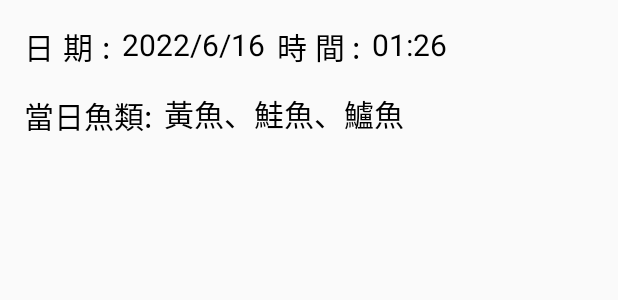
After one commit to NicoleLoYuTzu/fishop, an Android app: the layout fragment_fish_seller_item.xml on its own in the app's theme, with its tools: preview values and no code run, on a phone screen of 412 x 824 dp. The commit adds this screen. Shown: the top 300 px of the screen. Run offline under Robolectric (Android 15) with nearby library versions, the phone set to English and light mode, and no system bars.

```diff
--- /dev/null
+++ b/app/src/main/java/com/nicole/fishop/data/ChatRecord.kt
@@ -0,0 +1,4 @@
+package com.nicole.fishop.data
+
+class ChatRecord {
+}
--- /dev/null
+++ b/app/src/main/java/com/nicole/fishop/data/Users.kt
@@ -0,0 +1,4 @@
+package com.nicole.fishop.data
+
+class Users {
+}
--- /dev/null
+++ b/app/src/main/java/com/nicole/fishop/fish/FishBuyerAdapter.kt
@@ -0,0 +1,4 @@
+package com.nicole.fishop.fish
+
+class FishBuyerAdapter {
+}
--- /dev/null
+++ b/app/src/main/java/com/nicole/fishop/fish/FishBuyerViewModel.kt
@@ -0,0 +1,4 @@
+package com.nicole.fishop.fish
+
+class FishBuyerViewModel {
+}
--- /dev/null
+++ b/app/src/main/java/com/nicole/fishop/fish/FishSellerViewModel.kt
@@ -0,0 +1,4 @@
+package com.nicole.fishop.fish
+
+class FishSellerViewModel {
+}
--- /dev/null
+++ b/app/src/main/res/layout/fragment_fish_seller_item.xml
@@ -0,0 +1,86 @@
+<?xml version="1.0" encoding="utf-8"?>
+<layout xmlns:app="http://schemas.android.com/apk/res-auto"
+    xmlns:tools="http://schemas.android.com/tools"
+    xmlns:android="http://schemas.android.com/apk/res/android">
+
+    <data>
+        <variable
+            name="fishRecord"
+            type="com.nicole.fishop.data.FishRecord" />
+    </data>
+
+    <androidx.constraintlayout.widget.ConstraintLayout
+        android:layout_width="match_parent"
+        android:layout_height="wrap_content">
+
+        <TextView
+            android:id="@+id/textView_date"
+            style="@style/date"
+            android:layout_marginStart="8dp"
+            android:layout_marginTop="16dp"
+            android:text="2022/6/16"
+            app:layout_constraintStart_toEndOf="@+id/textView3"
+            app:layout_constraintTop_toTopOf="parent" />
+
+        <TextView
+            android:id="@+id/textView2"
+            style="@style/date"
+            android:layout_width="wrap_content"
+            android:layout_height="wrap_content"
+            android:layout_marginStart="8dp"
+            android:layout_marginTop="16dp"
+            android:letterSpacing="0.25"
+            android:text="時間:"
+            app:layout_constraintStart_toEndOf="@+id/textView_date"
+            app:layout_constraintTop_toTopOf="parent" />
+
+        <TextView
+            android:id="@+id/textView3"
+            style="@style/date"
+            android:layout_width="wrap_content"
+            android:layout_height="wrap_content"
+            android:layout_marginStart="16dp"
+            android:layout_marginTop="16dp"
+            android:letterSpacing="0.3"
+            android:text="日期:"
+            app:layout_constraintStart_toStartOf="parent"
+            app:layout_constraintTop_toTopOf="parent" />
+
+        <TextView
+            android:id="@+id/textView_time"
+            style="@style/date"
+            android:layout_width="wrap_content"
+            android:layout_height="wrap_content"
+            android:layout_marginStart="8dp"
+            android:layout_marginTop="16dp"
+            android:text="01:26"
+            app:layout_constraintStart_toEndOf="@+id/textView2"
+            app:layout_constraintTop_toTopOf="parent" />
+
+        <TextView
+            android:id="@+id/textView5"
+            style="@style/date"
+            android:layout_width="wrap_content"
+            android:layout_height="wrap_content"
+            android:layout_marginStart="16dp"
+            android:layout_marginTop="16dp"
+            android:layout_marginBottom="16dp"
+            android:text="當日魚類:"
+            app:layout_constraintBottom_toBottomOf="parent"
+            app:layout_constraintStart_toStartOf="parent"
+            app:layout_constraintTop_toBottomOf="@+id/textView3" />
+
+        <TextView
+            android:id="@+id/textView6"
+            style="@style/date"
+            android:layout_width="wrap_content"
+            android:layout_height="wrap_content"
+            android:layout_marginStart="8dp"
+            android:layout_marginTop="16dp"
+            android:layout_marginBottom="16dp"
+            android:text="黃魚、鮭魚、鱸魚"
+            app:layout_constraintBottom_toBottomOf="parent"
+            app:layout_constraintStart_toEndOf="@+id/textView5"
+            app:layout_constraintTop_toBottomOf="@+id/textView_date" />
+    </androidx.constraintlayout.widget.ConstraintLayout>
+</layout>
--- /dev/null
+++ b/app/src/main/res/values/styles.xml
@@ -0,0 +1,10 @@
+<?xml version="1.0" encoding="utf-8"?>
+<resources>
+
+    <style name="date">
+        <item name="android:layout_width">wrap_content</item>
+        <item name="android:layout_height">wrap_content</item>
+        <item name="android:textColor">@color/black</item>
+        <item name="android:textSize">20sp</item>
+    </style>
+</resources>
```
Also changed, not shown: app/build.gradle (+7 -0 lines), app/src/main/java/com/nicole/fishop/data/FishCategory.kt (added, +9 -0 lines), app/src/main/java/com/nicole/fishop/data/FishRecord.kt (added, +13 -0 lines), app/src/main/java/com/nicole/fishop/data/Result.kt (added, +24 -0 lines), app/src/main/java/com/nicole/fishop/data/source/DefaultFishopRepository.kt (added, +25 -0 lines), app/src/main/java/com/nicole/fishop/data/source/FishopDataSource.kt (added, +17 -0 lines), app/src/main/java/com/nicole/fishop/data/source/FishopRepository.kt (added, +18 -0 lines), app/src/main/java/com/nicole/fishop/data/source/local/FishopLocalDataSource.kt (added, +25 -0 lines), app/src/main/java/com/nicole/fishop/data/source/remote/FishopRemoteDataSource.kt (added, +59 -0 lines), app/src/main/java/com/nicole/fishop/fish/FishSellerAdapter.kt (added, +56 -0 lines), app/src/main/java/com/nicole/fishop/util/Logger.kt (added, +19 -0 lines), app/src/main/res/layout/fragment_fish_buyer.xml (+9 -5 lines).
